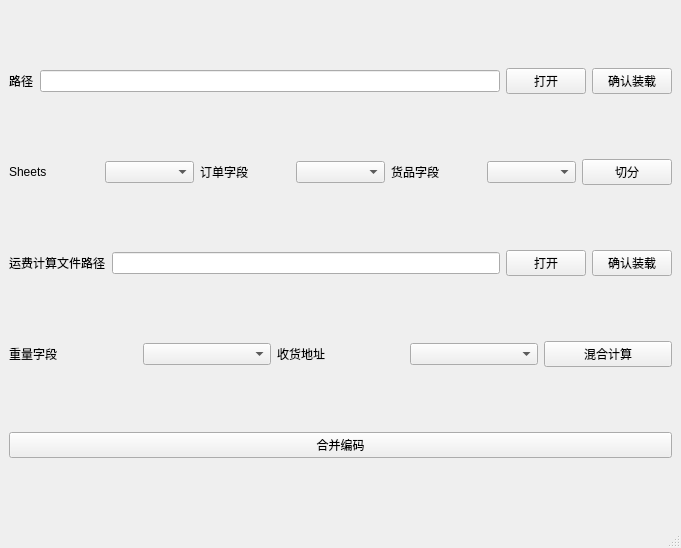
This is qt/SplitUI.ui in MyCodeBattle/PythonTools as Qt 5 draws it before an edit. The edited form follows.
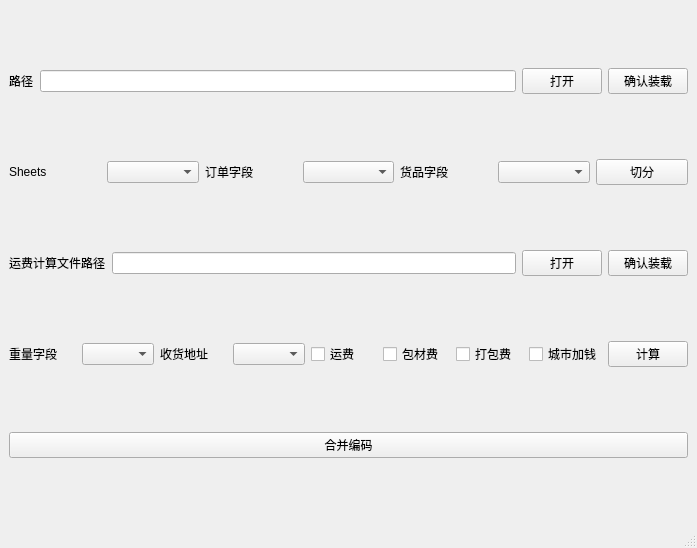
This is the edited form.

What changed in the file:
```diff
--- a/qt/SplitUI.ui
+++ b/qt/SplitUI.ui
@@ -6,7 +6,7 @@
    <rect>
     <x>0</x>
     <y>0</y>
-    <width>681</width>
+    <width>697</width>
     <height>548</height>
    </rect>
   </property>
@@ -144,10 +144,38 @@
       <item>
        <widget class="QComboBox" name="addressComboBox"/>
       </item>
+      <item>
+       <widget class="QCheckBox" name="isCalTransFee">
+        <property name="text">
+         <string>运费</string>
+        </property>
+       </widget>
+      </item>
+      <item>
+       <widget class="QCheckBox" name="isCalPaperBoxFee">
+        <property name="text">
+         <string>包材费</string>
+        </property>
+       </widget>
+      </item>
+      <item>
+       <widget class="QCheckBox" name="isCalPackFee">
+        <property name="text">
+         <string>打包费</string>
+        </property>
+       </widget>
+      </item>
+      <item>
+       <widget class="QCheckBox" name="isCalValueAddFee">
+        <property name="text">
+         <string>城市加钱</string>
+        </property>
+       </widget>
+      </item>
       <item>
        <widget class="QPushButton" name="totalCalculate">
         <property name="text">
-         <string>混合计算</string>
+         <string>计算</string>
         </property>
        </widget>
       </item>
```
Left out of the diff: 2 changed lines with no effect on the pictures.
